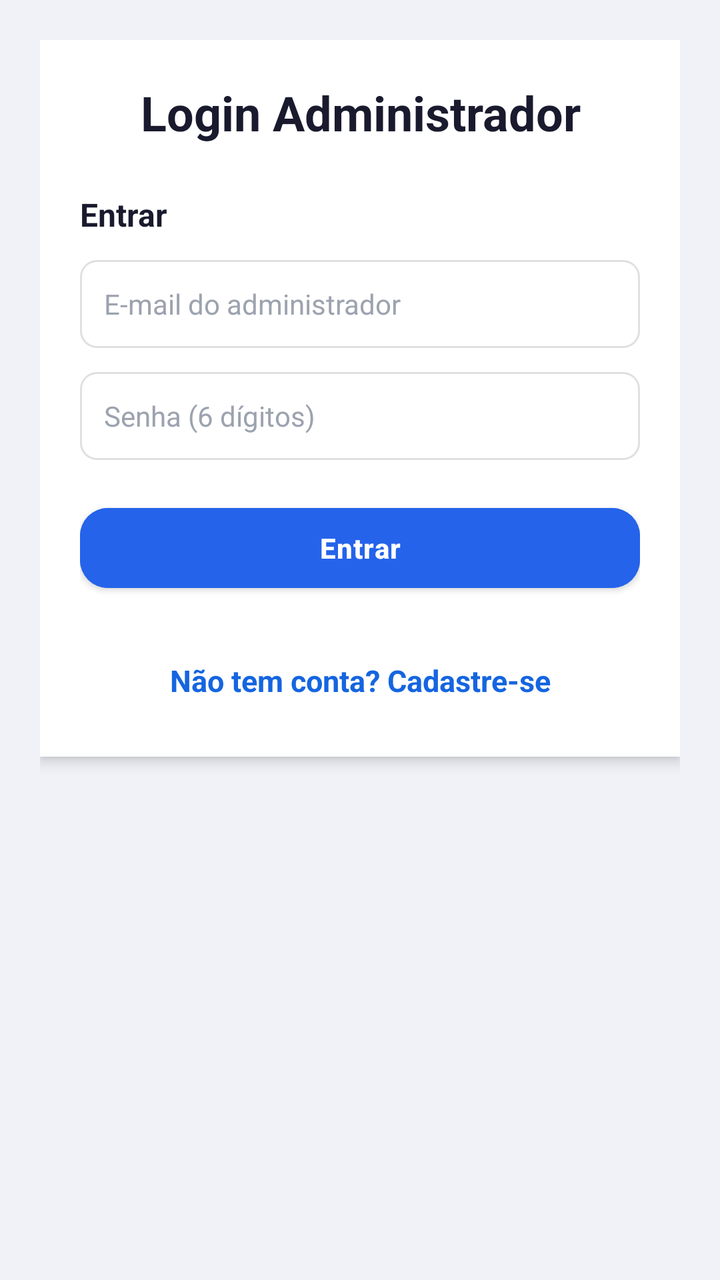
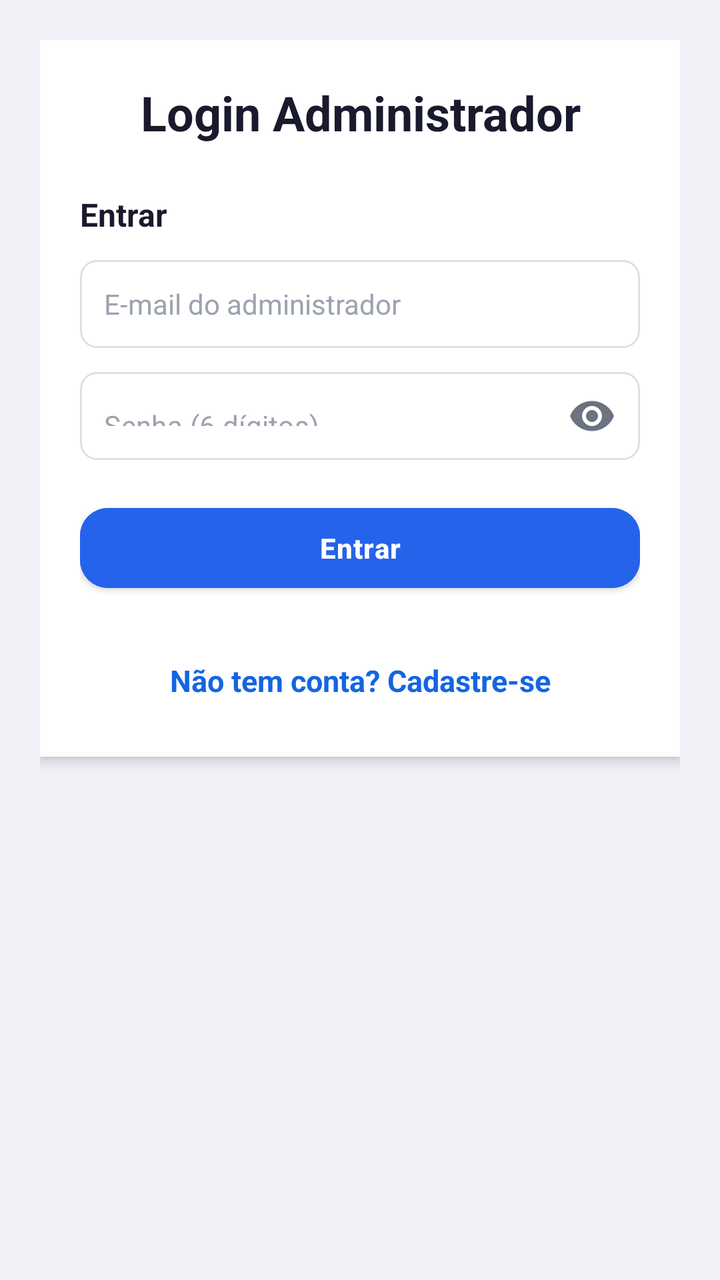

Compare the two renders of this Android layout. The source of the first and the diff that turns it into the second are given below.
<!-- AndroidManifest.xml: application theme AppTheme -->
<!-- res/layout/activity_login_admin.xml -->
<?xml version="1.0" encoding="utf-8"?>
<ScrollView
    xmlns:android="http://schemas.android.com/apk/res/android"
    xmlns:app="http://schemas.android.com/apk/res-auto"
    android:layout_width="match_parent"
    android:layout_height="match_parent"
    android:fillViewport="true"
    android:background="#F0F2F8">

    <androidx.constraintlayout.widget.ConstraintLayout
        android:layout_width="match_parent"
        android:layout_height="wrap_content"
        android:padding="20dp"
        android:paddingBottom="24dp">

        <LinearLayout
            android:id="@+id/cardLogin"
            android:layout_width="0dp"
            android:layout_height="wrap_content"
            android:orientation="vertical"
            android:background="@android:color/white"
            android:padding="20dp"
            android:elevation="4dp"
            app:layout_constraintTop_toTopOf="parent"
            app:layout_constraintStart_toStartOf="parent"
            app:layout_constraintEnd_toEndOf="parent">

            <TextView
                android:layout_width="match_parent"
                android:layout_height="wrap_content"
                android:text="Login Administrador"
                android:textSize="24sp"
                android:textStyle="bold"
                android:gravity="center"
                android:layout_marginBottom="24dp"
                android:textColor="#1A1A2E"/>

            
            <TextView
                android:layout_width="match_parent"
                android:layout_height="wrap_content"
                android:text="Entrar"
                android:textSize="16sp"
                android:textStyle="bold"
                android:layout_marginBottom="12dp"
                android:textColor="#1A1A2E"/>

            <EditText
                android:id="@+id/editLoginAdmin"
                android:layout_width="match_parent"
                android:layout_height="44dp"
                android:hint="E-mail do administrador"
                android:inputType="textEmailAddress"
                android:paddingStart="12dp"
                android:paddingEnd="12dp"
                android:layout_marginBottom="12dp"
                android:background="@drawable/edittext_background"
                android:textSize="14sp"
                android:textColor="#1A1A2E"
                android:textColorHint="#9CA3AF"/>

            <EditText
                android:id="@+id/editLoginSenha"
                android:layout_width="match_parent"
                android:layout_height="44dp"
                android:hint="Senha (6 dígitos)"
                android:inputType="numberPassword"
                android:paddingStart="12dp"
                android:paddingEnd="12dp"
                android:layout_marginBottom="20dp"
                android:background="@drawable/edittext_background"
                android:textSize="14sp"
                android:textColor="#1A1A2E"
                android:textColorHint="#9CA3AF"/>

            <Button
                android:id="@+id/btnEntrar"
                android:layout_width="match_parent"
                android:layout_height="48dp"
                android:text="Entrar"
                android:layout_marginBottom="24dp"
                android:backgroundTint="@color/botaoPrimario"
                android:textColor="#FFFFFF"
                android:textSize="14sp"
                android:textStyle="bold"
                android:letterSpacing="0.03"
                app:cornerRadius="14dp"/>


            
            <TextView
                android:id="@+id/textCadastreSe"
                android:layout_width="match_parent"
                android:layout_height="wrap_content"
                android:gravity="center"
                android:padding="8dp"
                android:text="Não tem conta? Cadastre-se"
                android:textColor="#1565E0"
                android:textSize="15sp"
                android:textStyle="bold" />

        </LinearLayout>

    </androidx.constraintlayout.widget.ConstraintLayout>
</ScrollView>
<!-- resources referenced by this layout -->
<resources>
  <color name="botaoPrimario">#2563EB</color>
  <!-- drawable edittext_background (drawable) -->
  <?xml version="1.0" encoding="utf-8"?>
  <shape xmlns:android="http://schemas.android.com/apk/res/android">
      <solid android:color="#FFFFFF" />
      <corners android:radius="8dp" />
      <stroke android:width="1dp" android:color="#E0E0E0" />
      <padding
          android:left="12dp"
          android:top="12dp"
          android:right="12dp"
          android:bottom="12dp" />
  </shape>
  <style name="AppTheme" parent="Theme.MaterialComponents.DayNight.DarkActionBar">
          <item name="colorPrimary">@color/colorPrimary</item>
          <item name="colorPrimaryDark">@color/black</item>
          <item name="colorAccent">@color/black</item>
          <item name="android:windowBackground">@color/white</item>
          <item name="android:textColor">@color/black</item>
          <item name="android:textColorPrimary">@color/corTitulo</item>
  
          
          <item name="materialButtonStyle">@style/Widget.Condominio.Button</item>
          <item name="textInputStyle">@style/Widget.Condominio.TextInputLayout</item>
      </style>
  <color name="colorPrimary">#1E3A8A</color>
  <color name="black">#000000</color>
  <color name="white">#FFFFFF</color>
  <color name="corTitulo">#070707</color>
  <style name="Widget.Condominio.Button" parent="Widget.MaterialComponents.Button">
          <item name="backgroundTint">@color/botaoPrimario</item>
          <item name="android:textColor">@color/white</item>
          <item name="cornerRadius">14dp</item>
          <item name="android:textAllCaps">false</item>
          <item name="android:textStyle">bold</item>
          <item name="android:textSize">15sp</item>
          <item name="android:letterSpacing">0.01</item>
          <item name="android:minHeight">52dp</item>
          <item name="android:insetTop">4dp</item>
          <item name="android:insetBottom">4dp</item>
          <item name="android:elevation">2dp</item>
          <item name="iconTint">@color/white</item>
          <item name="iconPadding">8dp</item>
      </style>
  <style name="Widget.Condominio.TextInputLayout" parent="Widget.MaterialComponents.TextInputLayout.OutlinedBox">
          <item name="boxBackgroundColor">@color/white</item>
          <item name="boxStrokeColor">@color/colorPrimary</item>
          <item name="hintTextColor">@color/colorPrimary</item>
          <item name="android:textColorHint">@color/colorPrimary</item>
      </style>
</resources>

<!-- the commit's change to res/layout/activity_login_admin.xml (unified diff, before → after) -->
@@ -59,19 +59,30 @@
                 android:textColor="#1A1A2E"
                 android:textColorHint="#9CA3AF"/>
 
-            <EditText
-                android:id="@+id/editLoginSenha"
+            
+            <com.google.android.material.textfield.TextInputLayout
                 android:layout_width="match_parent"
-                android:layout_height="44dp"
-                android:hint="Senha (6 dígitos)"
-                android:inputType="numberPassword"
-                android:paddingStart="12dp"
-                android:paddingEnd="12dp"
+                android:layout_height="wrap_content"
                 android:layout_marginBottom="20dp"
-                android:background="@drawable/edittext_background"
-                android:textSize="14sp"
-                android:textColor="#1A1A2E"
-                android:textColorHint="#9CA3AF"/>
+                app:boxBackgroundMode="none"
+                app:hintEnabled="false"
+                app:passwordToggleEnabled="true"
+                app:passwordToggleTint="#6B7280">
+
+                <com.google.android.material.textfield.TextInputEditText
+                    android:id="@+id/editLoginSenha"
+                    android:layout_width="match_parent"
+                    android:layout_height="44dp"
+                    android:hint="Senha (6 dígitos)"
+                    android:inputType="numberPassword"
+                    android:paddingStart="12dp"
+                    android:paddingEnd="12dp"
+                    android:background="@drawable/edittext_background"
+                    android:textSize="14sp"
+                    android:textColor="#1A1A2E"
+                    android:textColorHint="#9CA3AF"/>
+
+            </com.google.android.material.textfield.TextInputLayout>
 
             <Button
                 android:id="@+id/btnEntrar"
